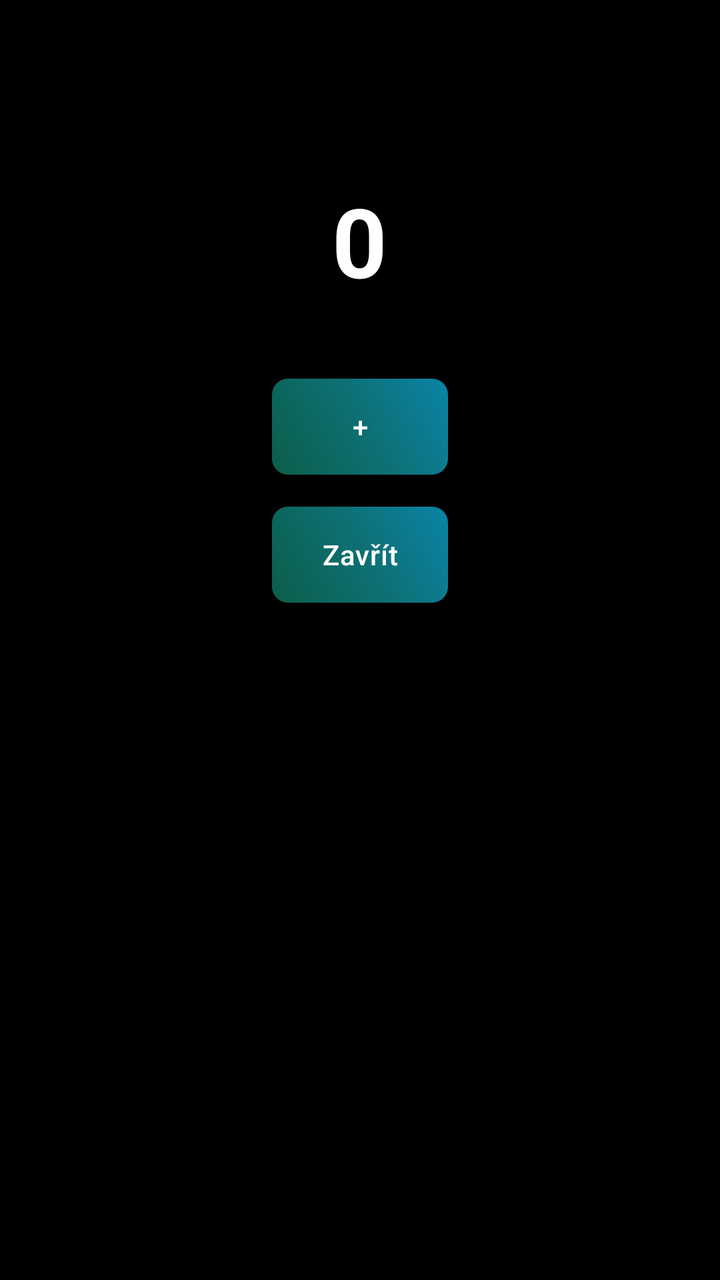
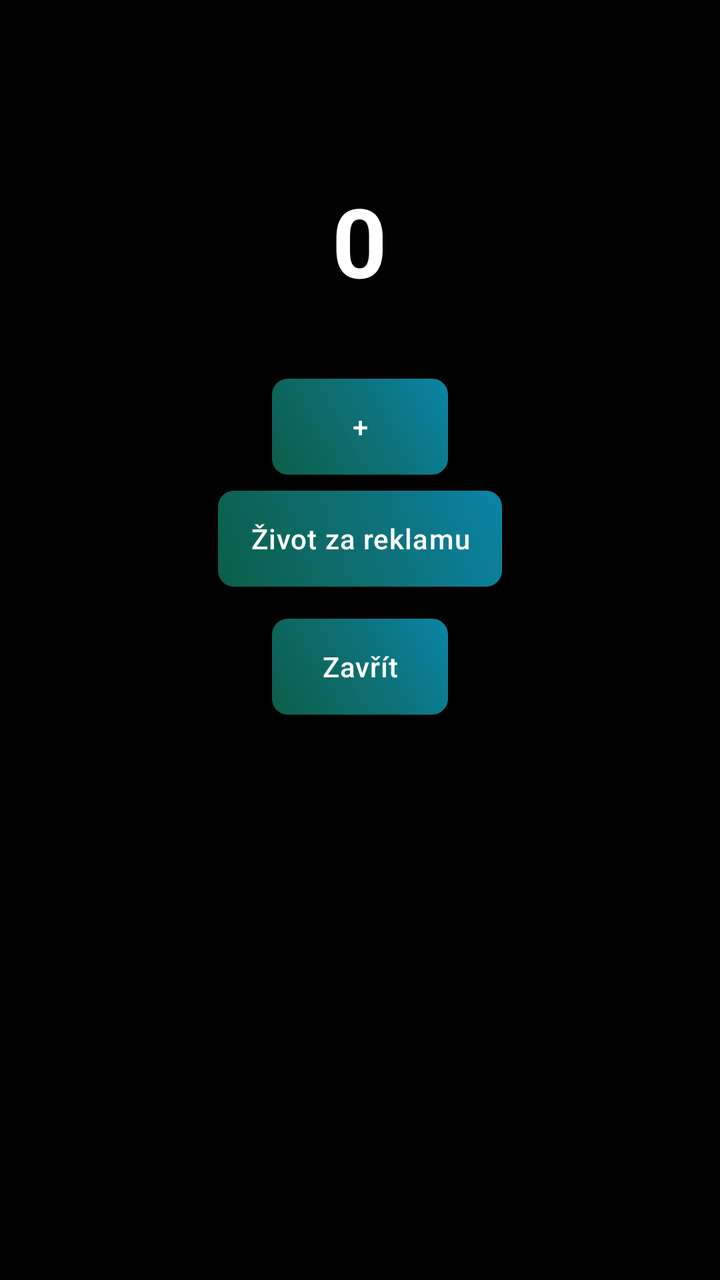

Compare the two renders of this Android layout. The source of the first and the diff that turns it into the second are given below.
<!-- AndroidManifest.xml: application theme Theme.Autokolk.NoActionBar -->
<!-- res/layout/streak_bottom_sheet.xml -->
<?xml version="1.0" encoding="utf-8"?>
<LinearLayout xmlns:android="http://schemas.android.com/apk/res/android"
    xmlns:app="http://schemas.android.com/apk/res-auto"
    android:layout_width="match_parent"
    android:layout_height="wrap_content"
    android:orientation="vertical"
    android:padding="24dp"
    android:background="@color/black">

    <ImageView
        android:id="@+id/bottomSheetFlame"
        android:layout_width="56dp"
        android:layout_height="56dp"
        android:layout_gravity="center_horizontal"
        android:contentDescription="icon"/>

    <TextView
        android:id="@+id/bottomSheetStreakNumber"
        android:layout_width="wrap_content"
        android:layout_height="wrap_content"
        android:text="0"
        android:textSize="48sp"
        android:textStyle="bold"
        android:textColor="@color/text_primary"
        android:layout_marginTop="8dp"
        android:layout_gravity="center_horizontal"/>

    <TextView
        android:id="@+id/bottomSheetSubtitle"
        android:layout_width="wrap_content"
        android:layout_height="wrap_content"
        android:text=""
        android:textSize="14sp"
        android:textColor="@color/text_primary"
        android:alpha="0.85"
        android:layout_marginTop="6dp"
        android:layout_gravity="center_horizontal"/>

    <com.google.android.material.button.MaterialButton
        android:id="@+id/bottomSheetPlus"
        android:layout_width="wrap_content"
        android:layout_height="wrap_content"
        android:text="+"
        android:textColor="@color/white"
        android:background="@drawable/button_gradient_green_blue"
        app:backgroundTint="@null"
        android:layout_gravity="center_horizontal"
        android:layout_marginTop="12dp" />

    <com.google.android.material.button.MaterialButton
        android:id="@+id/bottomSheetOk"
        android:layout_width="wrap_content"
        android:layout_height="wrap_content"
        android:text="Zavřít"
        android:textColor="@color/white"
        android:background="@drawable/button_gradient_green_blue"
        app:backgroundTint="@null"
        android:layout_gravity="center_horizontal"
        android:layout_marginTop="16dp" />

</LinearLayout>
<!-- resources referenced by this layout -->
<resources>
  <color name="black">#FF000000</color>
  <color name="text_primary">#FFFFFF</color>
  <color name="white">#FFFFFFFF</color>
  <!-- drawable button_gradient_green_blue (drawable) -->
  <?xml version="1.0" encoding="utf-8"?>
  <shape xmlns:android="http://schemas.android.com/apk/res/android"
      android:shape="rectangle">
      <corners android:radius="8dp" />
      <gradient
          android:type="linear"
          android:angle="45"
          android:startColor="#0b5e49"
          android:centerColor="#0E6F72"
          android:endColor="#0A84A6"
          android:useLevel="false" />
  </shape>
  <style name="Theme.Autokolk.NoActionBar" parent="Theme.Autokolk">
          <item name="windowActionBar">false</item>
          <item name="windowNoTitle">true</item>
      </style>
  <style name="Theme.Autokolk" parent="Theme.MaterialComponents.DayNight.NoActionBar">
          
          <item name="colorPrimary">@color/primary</item>
          <item name="colorPrimaryVariant">@color/primary_dark</item>
          <item name="colorOnPrimary">@color/white</item>
          
          
          <item name="colorSecondary">@color/secondary</item>
          <item name="colorSecondaryVariant">@color/secondary_dark</item>
          <item name="colorOnSecondary">@color/black</item>
          
          
          <item name="android:statusBarColor">@color/black</item>
          <item name="android:navigationBarColor">@color/black</item>
          <item name="android:windowLightStatusBar">false</item>
          
          
          <item name="android:windowBackground">@color/background</item>
          <item name="colorSurface">@color/surface</item>
          <item name="colorOnSurface">@color/text_primary</item>
          
          
          <item name="colorControlHighlight">@color/button_pressed</item>
          
          
          <item name="android:textColorPrimary">@color/text_primary</item>
          <item name="android:textColorSecondary">@color/text_secondary</item>
          
          
          <item name="materialButtonStyle">@style/Widget.Autokolk.Button</item>
      </style>
  <color name="primary">#2196F3</color>
  <color name="primary_dark">#1976D2</color>
  <color name="secondary">#FFC107</color>
  <color name="secondary_dark">#FFA000</color>
  <color name="background">#121212</color>
  <color name="surface">#FF4CAF50</color>
  <color name="button_pressed">#4D666666</color>
  <color name="text_secondary">#B3FFFFFF</color>
  <style name="Widget.Autokolk.Button" parent="Widget.MaterialComponents.Button">
          <item name="backgroundTint">@color/button_normal</item>
          <item name="android:textColor">@color/text_primary</item>
          <item name="rippleColor">@color/button_pressed</item>
          <item name="cornerRadius">8dp</item>
          <item name="android:letterSpacing">0.025</item>
          <item name="android:textAllCaps">false</item>
      </style>
  <color name="button_normal">#2196F3</color>
</resources>

<!-- the commit's change to res/layout/streak_bottom_sheet.xml (unified diff, before → after) -->
@@ -47,6 +47,49 @@
         android:layout_gravity="center_horizontal"
         android:layout_marginTop="12dp" />
 
+    
+    <LinearLayout
+        android:id="@+id/bottomSheetRewardContainer"
+        android:layout_width="match_parent"
+        android:layout_height="wrap_content"
+        android:orientation="vertical"
+        android:gravity="center_horizontal"
+        android:layout_marginTop="8dp">
+
+        <com.google.android.material.button.MaterialButton
+            android:id="@+id/bottomSheetReward"
+            android:layout_width="wrap_content"
+            android:layout_height="wrap_content"
+            android:text="Život za reklamu"
+            android:textColor="@color/white"
+            android:background="@drawable/button_gradient_green_blue"
+            app:backgroundTint="@null"
+            android:layout_gravity="center_horizontal" />
+
+        <LinearLayout
+            android:id="@+id/bottomSheetRewardLoading"
+            android:layout_width="wrap_content"
+            android:layout_height="wrap_content"
+            android:orientation="horizontal"
+            android:gravity="center_vertical"
+            android:layout_marginTop="8dp"
+            android:visibility="gone">
+
+            <ProgressBar
+                android:layout_width="20dp"
+                android:layout_height="20dp" />
+
+            <TextView
+                android:layout_width="wrap_content"
+                android:layout_height="wrap_content"
+                android:layout_marginStart="8dp"
+                android:text="Načítám reklamu…"
+                android:textColor="@color/text_primary"
+                android:textSize="14sp" />
+        </LinearLayout>
+
+    </LinearLayout>
+
     <com.google.android.material.button.MaterialButton
         android:id="@+id/bottomSheetOk"
         android:layout_width="wrap_content"
<!-- resource entries referenced after the edit -->
@@ -20,7 +20,8 @@
           <item name="windowActionBar">false</item>
           <item name="windowNoTitle">true</item>
       </style>
-  <style name="Theme.Autokolk" parent="Theme.MaterialComponents.DayNight.NoActionBar">
+  <style name="Theme.Autokolk" parent="Theme.Autokolk.Base" />
+  <style name="Theme.Autokolk.Base" parent="Theme.MaterialComponents.DayNight.NoActionBar">
           
           <item name="colorPrimary">@color/primary</item>
           <item name="colorPrimaryVariant">@color/primary_dark</item>
